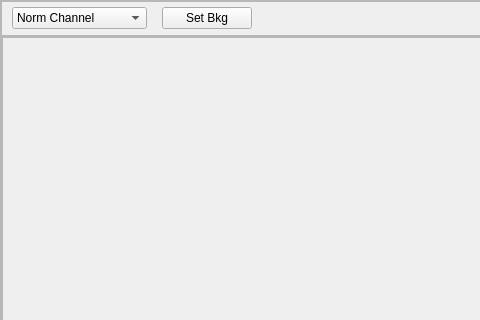
Above: src/xdart/gui/tabs/static_scan/ui/displayFrameUI.ui from v-thampy/xdart before the change; both pictures show x 0 to 480 and y 0 to 320 of the 1440 by 814 pixel window. Below: the same form after it.
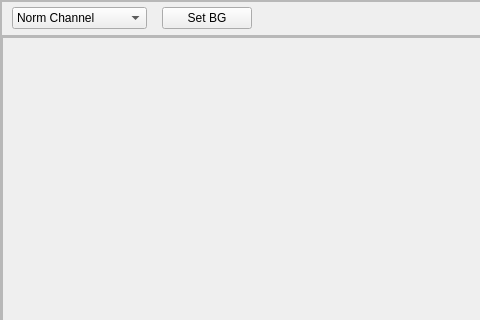
That is the form after the change.

Diff of the .ui file:
```diff
--- a/src/xdart/gui/tabs/static_scan/ui/displayFrameUI.ui
+++ b/src/xdart/gui/tabs/static_scan/ui/displayFrameUI.ui
@@ -244,7 +244,7 @@
                   <enum>Qt::StrongFocus</enum>
                  </property>
                  <property name="text">
-                  <string>Set Bkg</string>
+                  <string>Set BG</string>
                  </property>
                 </widget>
                </item>
```
